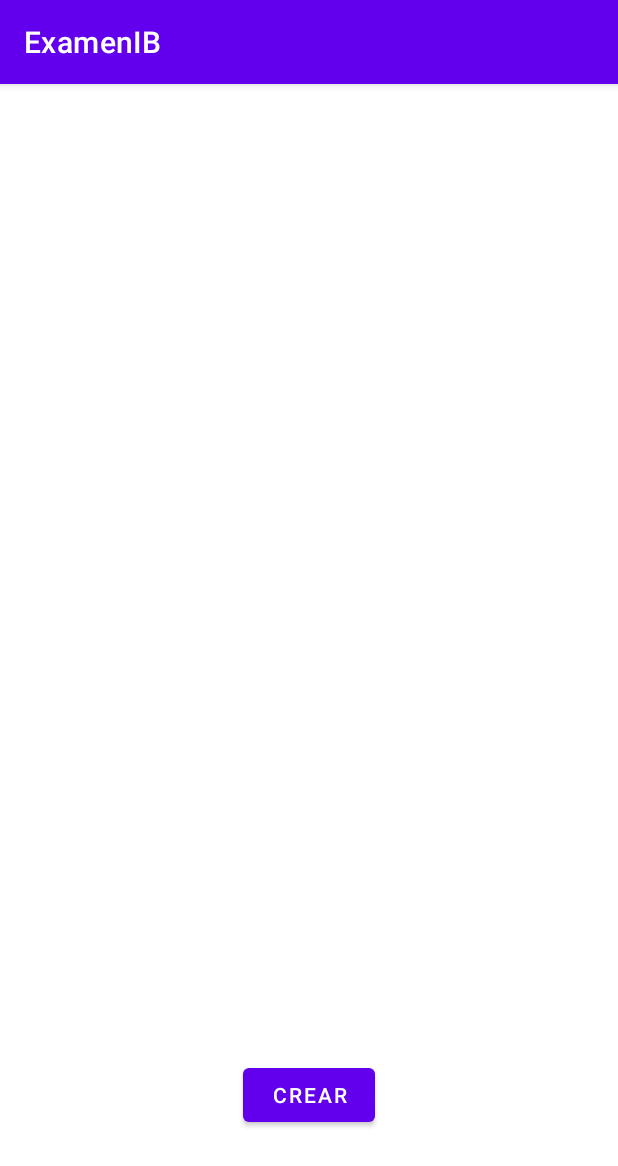
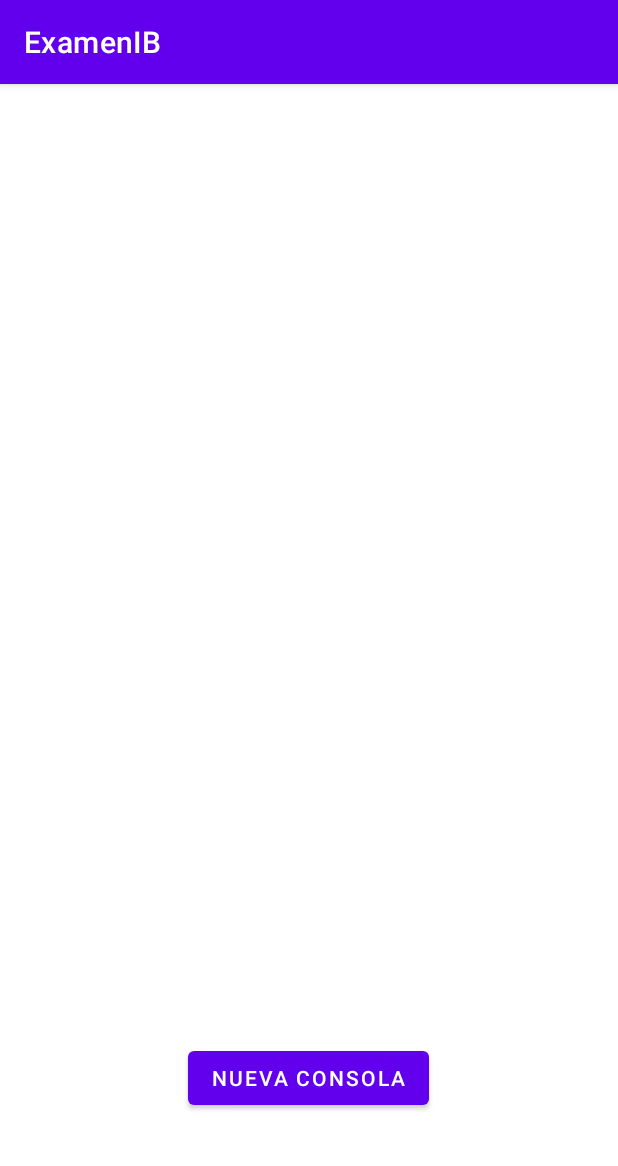
Before and after one commit to 2023-a-moviles-computacion/chiliguano-suarez-luis-gonzalo-mov-com, an Android app: the BListViewConsola screen opened directly, with no data from a screen before it, on a phone screen of 412 x 824 dp. Shown: the top 1166 px of the screen. Run offline under Robolectric (Android 15) with nearby library versions, the phone set to English and light mode, and no system bars.

Commit message:
Funcionalidad agregar nueva consola implementada

```diff
--- a/ExamenIB/app/src/main/java/com/example/examenib/BConsola.kt
+++ b/ExamenIB/app/src/main/java/com/example/examenib/BConsola.kt
@@ -11,6 +11,7 @@ class BConsola(
 
     override fun toString(): String {
         return "ID: ${id}" +
+                "\nNombre: ${nombre}" +
                 "\nLanzamiento: ${fechaLanzamiento}" +
                 "\nDescontinuado: ${descontinuado}" +
                 "\nCantidad de Mandos: ${cantidadMandos}" +
--- a/ExamenIB/app/src/main/java/com/example/examenib/BListViewConsola.kt
+++ b/ExamenIB/app/src/main/java/com/example/examenib/BListViewConsola.kt
@@ -1,64 +1,76 @@
 package com.example.examenib
 
+import android.content.Intent
 import androidx.appcompat.app.AppCompatActivity
 import android.os.Bundle
-import android.view.ContextMenu
-import android.view.MenuItem
-import android.view.View
-import android.widget.AdapterView
 import android.widget.ArrayAdapter
+import android.widget.Button
 import android.widget.ListView
 
 class BListViewConsola : AppCompatActivity() {
-    val arregloConsolas = BBaseDatosMemoria.arregloConsolas
+    private lateinit var  arreglo: ArrayAdapter<BConsola>
+    private lateinit var  consolas: ArrayList<BConsola>
+
+    var idItemSeleccionado = 0
     override fun onCreate(savedInstanceState: Bundle?) {
+
         super.onCreate(savedInstanceState)
         setContentView(R.layout.activity_blist_view_consola)
 
-        val listView = findViewById<ListView>(R.id.lv_lista)
-        val adaptador = ArrayAdapter(
-            this,
+        //Obtener las consolas desde la base de datos
+        consolas = obtenerConsolasDesdeLaBaseDeDatos()
+
+
+
+        val listView = findViewById<ListView>(R.id.lv_consolas)
+        arreglo = ArrayAdapter(
+            this, //contexto
             android.R.layout.simple_list_item_1,
-            arregloConsolas
+            consolas
         )
-        listView.adapter = adaptador
-        adaptador.notifyDataSetChanged()
 
+
+        listView.adapter = arreglo
+        arreglo.notifyDataSetChanged()
         registerForContextMenu(listView)
+
+
+        val botonListView = findViewById<Button>(R.id.btn_ir_crear_consola)
+        botonListView
+            .setOnClickListener{
+                irActividad(ECrudConsola::class.java)
+            }
+    }
+
+    override fun onResume() {
+        super.onResume()
+
+        // Obtén las consolas actualizadas desde la base de datos
+        val consolasActualizadas = obtenerConsolasDesdeLaBaseDeDatos()
+
+        // Borra los elementos del adaptador actual
+        arreglo.clear()
+
+        // Agrega las consolas actualizadas al adaptador
+        arreglo.addAll(consolasActualizadas)
+
+        // Notifica al adaptador que los datos han cambiado
+        arreglo.notifyDataSetChanged()
+    }
+
+    private fun obtenerConsolasDesdeLaBaseDeDatos(): ArrayList<BConsola> {
+        val dbHelper = ESqliteHelperConsola(this)
+        val consolas = dbHelper.obtenerTodasLasConsolas()
+        dbHelper.close()
+        return consolas
     }
 
 
 
-    override fun onCreateContextMenu(
-        menu: ContextMenu?,
-        v: View?,
-        menuInfo: ContextMenu.ContextMenuInfo?
+    fun irActividad(
+        clase: Class<*>
     ){
-        super.onCreateContextMenu(menu, v, menuInfo)
-        //Llenamos las opciones del menu
-        val inflater = menuInflater
-        inflater.inflate(R.menu.menu, menu)
-    }
-
-    override fun onContextItemSelected(item: MenuItem): Boolean {
-        val info = item.menuInfo as AdapterView.AdapterContextMenuInfo
-        val positionItemSeleccionado = info.position
-        return when (item.itemId){
-            R.id.op_editar ->{
-               // "${idItemSeleccionado}"
-                return true
-            }
-            R.id.op_eliminar ->{
-                //"${idItemSeleccionado}"
-               //abrirDialogo()
-                return true
-            }
-            R.id.op_ver_juegos ->{
-
-                return true
-            }
-
-            else -> super.onContextItemSelected(item)
-        }
+        val intent = Intent(this, clase)
+        startActivity(intent)
     }
 }
--- a/ExamenIB/app/src/main/java/com/example/examenib/MainActivity.kt
+++ b/ExamenIB/app/src/main/java/com/example/examenib/MainActivity.kt
@@ -9,8 +9,13 @@ class MainActivity : AppCompatActivity() {
     override fun onCreate(savedInstanceState: Bundle?) {
         super.onCreate(savedInstanceState)
         setContentView(R.layout.activity_main)
+
+        //Base de datos sqlite
+        EBaseDeDatos.tablaConsola = ESqliteHelperConsola(this)
         val btnListView = findViewById<Button>(R.id.btn_abrir)
         btnListView.setOnClickListener { irActividad(BListViewConsola::class.java) }
+
+
     }
 
 
--- a/ExamenIB/app/src/main/res/layout/activity_blist_view_consola.xml
+++ b/ExamenIB/app/src/main/res/layout/activity_blist_view_consola.xml
@@ -6,23 +6,24 @@
     android:layout_height="match_parent"
     tools:context=".BListViewConsola">
 
+    <ListView
+        android:id="@+id/lv_consolas"
+        android:layout_width="356dp"
+        android:layout_height="464dp"
+        app:layout_constraintBottom_toBottomOf="parent"
+        app:layout_constraintEnd_toEndOf="parent"
+        app:layout_constraintHorizontal_bias="0.49"
+        app:layout_constraintStart_toStartOf="parent"
+        app:layout_constraintTop_toTopOf="parent"
+        app:layout_constraintVertical_bias="0.284" />
+
     <Button
-        android:id="@+id/btn_crear"
+        android:id="@+id/btn_ir_crear_consola"
         android:layout_width="wrap_content"
         android:layout_height="wrap_content"
-        android:text="Crear"
-        app:layout_constraintBottom_toBottomOf="parent"
-        app:layout_constraintEnd_toEndOf="parent"
-        app:layout_constraintStart_toStartOf="parent"
-        app:layout_constraintTop_toTopOf="parent"
-        app:layout_constraintVertical_bias="0.903" />
-
-    <ListView
-        android:id="@+id/lv_lista"
-        android:layout_width="360dp"
-        android:layout_height="463dp"
-        android:layout_marginBottom="88dp"
-        app:layout_constraintBottom_toTopOf="@+id/btn_crear"
-        app:layout_constraintEnd_toEndOf="@+id/btn_crear"
-        app:layout_constraintStart_toStartOf="@+id/btn_crear" />
+        android:layout_marginTop="88dp"
+        android:text="Nueva consola"
+        app:layout_constraintEnd_toEndOf="@+id/lv_consolas"
+        app:layout_constraintStart_toStartOf="@+id/lv_consolas"
+        app:layout_constraintTop_toBottomOf="@+id/lv_consolas" />
 </androidx.constraintlayout.widget.ConstraintLayout>
```
Also changed, not shown: ExamenIB/app/src/main/AndroidManifest.xml (+14 -0 lines), ExamenIB/app/src/main/java/com/example/examenib/BBaseDatosMemoria.kt (added, +21 -0 lines), ExamenIB/app/src/main/java/com/example/examenib/ECrudConsola.kt (added, +44 -0 lines), ExamenIB/app/src/main/res/layout/activity_ecrud_consola.xml (added, +86 -0 lines), ExamenIB/app/src/main/res/layout/activity_main.xml (+7 -2 lines), 1 other file.
